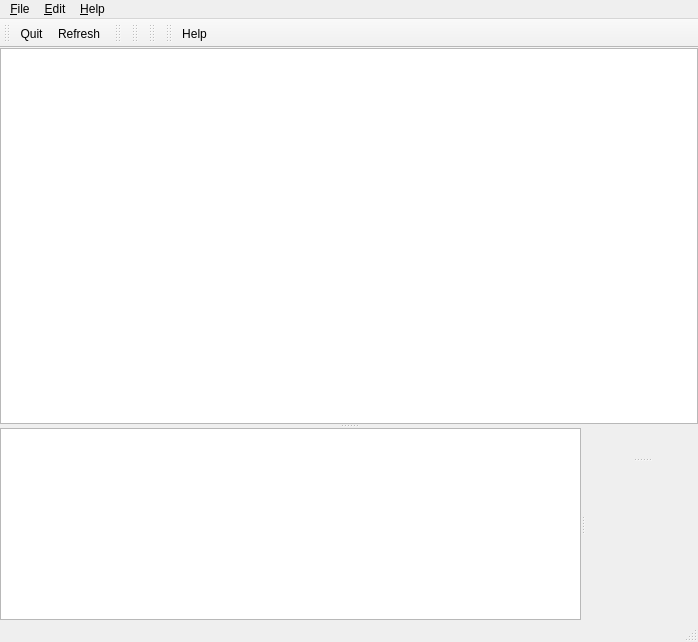
Above: tortoisehg/hgqt/workbench.ui from velorientc/git_test7 before the change. Below: the same form after it.
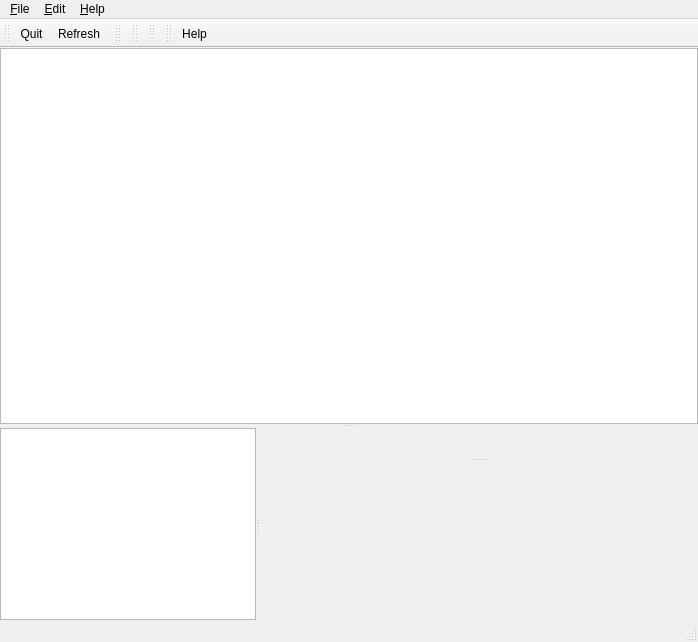
That is the form after the change. Custom widgets are drawn as their Qt base class.

Commit message: workbench: keep width of files list widget when resizing

Patch:
```diff
--- a/tortoisehg/hgqt/workbench.ui
+++ b/tortoisehg/hgqt/workbench.ui
@@ -70,6 +70,12 @@
           </property>
           <widget class="HgFileListView" name="tableView_filelist"/>
           <widget class="QFrame" name="frame">
+           <property name="sizePolicy">
+            <sizepolicy hsizetype="Preferred" vsizetype="Preferred">
+             <horstretch>1</horstretch>
+             <verstretch>0</verstretch>
+            </sizepolicy>
+           </property>
            <property name="frameShape">
             <enum>QFrame::NoFrame</enum>
            </property>
```
The commit also changes 2 other files.
